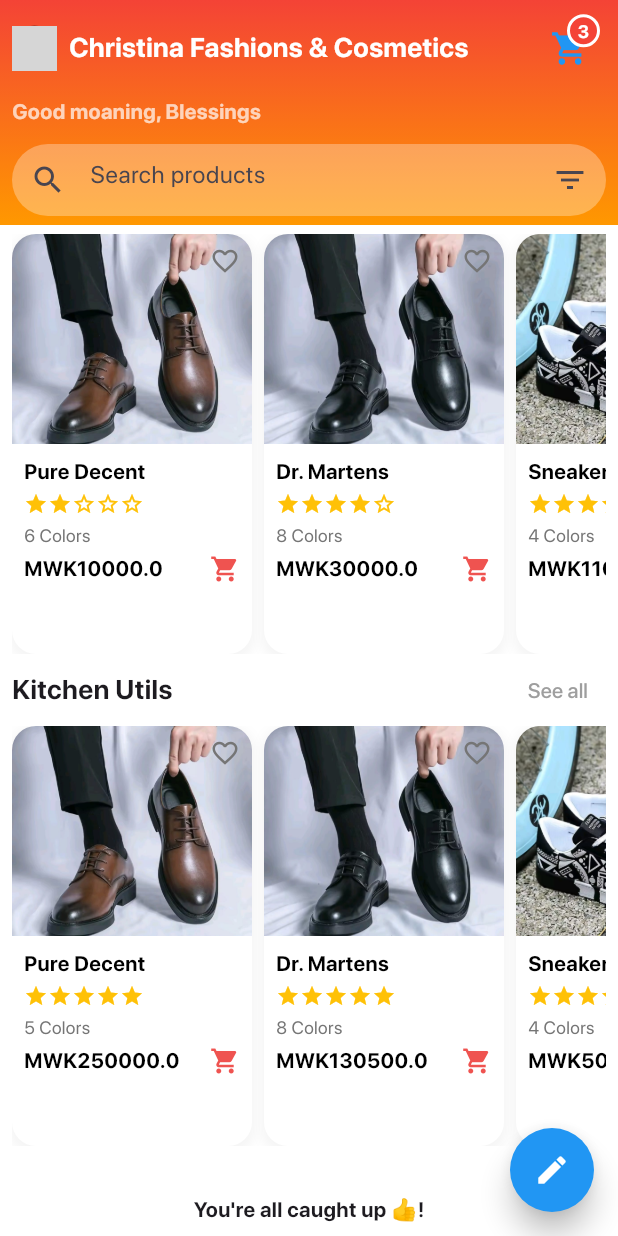
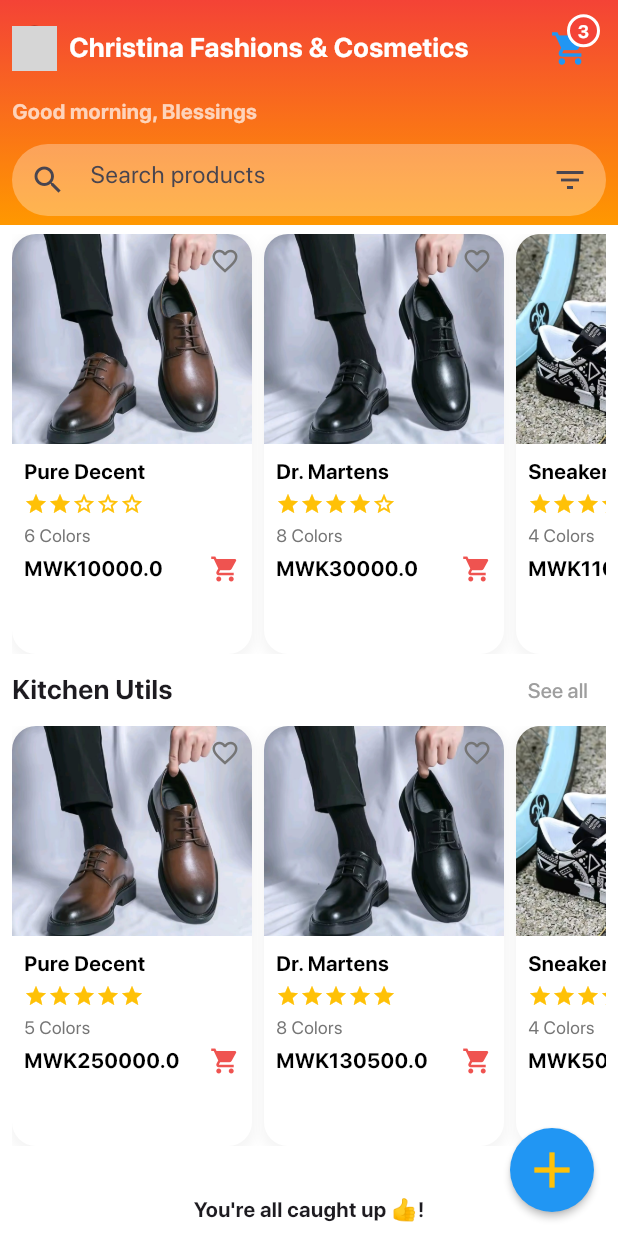
Before and after one commit to ReverTechs/business-app, a Flutter app: the ShopUi screen opened directly, scrolled down 668 dp, on a phone screen of 412 x 824 dp. Run offline on Flutter 3.47's test engine with Material 3 defaults, Android fonts, the phone set to English and light mode, and no system bars; drawn by our look-alikes of flutter_expandable_fab; our stand-ins replace cached_network_image, floating_bottom_navigation_bar, flutter_advanced_drawer, flutter_animate, google_fonts, google_nav_bar and 1 more; missing offline and left inert: rive_animated_icon; accounts and stored records are empty; network calls fail; project files that could hold a hidden picture were left out; grey boxes are pictures that could not be loaded.

Commit message:
shop ui and FAB

```diff
--- a/lib/components/customer_profiles/components/pages/shop_ui.dart
+++ b/lib/components/customer_profiles/components/pages/shop_ui.dart
@@ -1,14 +1,59 @@
 import 'package:business_app/components/customer_profiles/customer_dashboard.dart';
 import 'package:business_app/const/assets.dart';
+import 'package:business_app/main.dart';
 import 'package:flutter/material.dart';
 import 'package:flutter/scheduler.dart';
 import 'package:flutter_animate/flutter_animate.dart';
+import 'package:flutter_expandable_fab/flutter_expandable_fab.dart';
 
 // Shop UI Page
 
-class ShopUi extends StatelessWidget {
+//greeting message function
+String getGreeting(String username) {
+  final hour = DateTime.now().hour;
+  if (hour < 12) {
+    return "Good morning, $username";
+  } else if (hour < 17) {
+    return "Good afternoon, $username";
+  } else {
+    return "Good evening, $username";
+  }
+}
+
+class ShopUi extends StatefulWidget {
+  const ShopUi({Key? key}) : super(key: key);
+
+  @override
+  State<ShopUi> createState() => _ShopUiState();
+}
+
+class _ShopUiState extends State<ShopUi> {
   final String username = "Blessings";
-  const ShopUi({Key? key}) : super(key: key);
+
+  //greeting components
+  late String greeting;
+  late final Ticker _ticker;
+
+  @override
+  void initState() {
+    super.initState();
+    greeting = getGreeting(username);
+    _ticker = Ticker((_) {
+      final newGreeting = getGreeting(username);
+      if (newGreeting != greeting) {
+        setState(() {
+          greeting = newGreeting;
+        });
+      }
+    })..start();
+  }
+
+  @override
+  void dispose() {
+    _ticker.dispose();
+    super.dispose();
+  }
+  //greeting components end
 
   @override
   Widget build(BuildContext context) {
@@ -150,7 +195,7 @@
                     ),
                     const SizedBox(height: 8),
                     Text(
-                      "Good moaning, $username",
+                      greeting,
                       style: const TextStyle(
                         fontSize: 14,
                         fontWeight: FontWeight.bold,
@@ -441,7 +486,8 @@
           ),
         ],
       ),
-      floatingActionButton: const TwitterFab(),
+      floatingActionButtonLocation: ExpandableFab.location,
+      floatingActionButton: const CustomExpandableFab(),
     );
   }
 }
@@ -505,150 +551,120 @@
 }
 
 // floating action button
-class TwitterFab extends StatelessWidget {
-  const TwitterFab({super.key});
 
-  void _openComposeSheet(BuildContext context) {
-    showGeneralDialog(
-      context: context,
-      barrierDismissible: true,
-      barrierLabel: "Compose",
-      pageBuilder: (_, __, ___) => const SizedBox.shrink(),
-      transitionBuilder: (_, animation, __, child) {
-        return Transform.scale(
-          scale: animation.value,
-          child: Opacity(
-            opacity: animation.value,
-            child: const ComposeTweetOverlay(),
-          ),
-        );
-      },
-      transitionDuration: const Duration(milliseconds: 300),
-    );
+class CustomExpandableFab extends StatelessWidget {
+  const CustomExpandableFab({super.key});
+
+  void _handleAction(String action) {
+    debugPrint('Action selected: $action');
   }
 
   @override
   Widget build(BuildContext context) {
-    return FloatingActionButton(
-      onPressed: () => _openComposeSheet(context),
-      backgroundColor: Colors.blue,
-      shape: const CircleBorder(),
-      elevation: 8,
-      child: const Icon(Icons.edit, color: Colors.white),
+    final GlobalKey<ExpandableFabState> fabKey =
+        GlobalKey<ExpandableFabState>();
+
+    return ExpandableFab(
+      key: fabKey,
+      type: ExpandableFabType.up,
+      distance: 70,
+      childrenAnimation: ExpandableFabAnimation.none,
+      // fanAngle: 40,
+      openButtonBuilder: RotateFloatingActionButtonBuilder(
+        child: const Icon(Icons.add, size: 40),
+        fabSize: ExpandableFabSize.regular,
+        foregroundColor: Colors.amber,
+        backgroundColor: Colors.blue,
+        shape: const CircleBorder(),
+        angle: 3.14 * 2,
+        elevation: 2,
+      ),
+      closeButtonBuilder: FloatingActionButtonBuilder(
+        size: 24,
+        builder: (
+          BuildContext context,
+          void Function()? onPressed,
+          Animation<double> progress,
+        ) {
+          return IconButton(
+            onPressed: onPressed,
+            icon: const Icon(Icons.check_circle_outline, size: 40),
+          );
+        },
+      ),
+      overlayStyle: ExpandableFabOverlayStyle(
+        color:
+            Theme.of(context).brightness == Brightness.dark
+                ? Colors.black.withOpacity(0.9)
+                : Colors.white.withOpacity(0.9),
+      ),
+
+      children: [
+        _buildActionRow(
+          label: 'Home',
+          icon: Icons.home,
+          onPressed:
+              () => Navigator.push(
+                context,
+                MaterialPageRoute(builder: (context) => MyHomePage()),
+              ),
+        ),
+        _buildActionRow(
+          label: 'Email',
+          icon: Icons.email,
+          onPressed: () => _handleAction('Email'),
+        ),
+        _buildActionRow(
+          label: 'Favorite',
+          icon: Icons.star,
+          onPressed: () => _handleAction('Mark as Favorite'),
+        ),
+        /*FloatingActionButton.small(
+          heroTag: null,
+          tooltip: 'Add',
+          onPressed: () => _handleAction('Add'),
+          child: const Icon(Icons.add),
+        ),*/
+      ],
     );
   }
-}
 
-//for adding a compose tweet overlay
+  Widget _buildActionRow({
+    required String label,
+    required IconData icon,
+    required VoidCallback onPressed,
+  }) {
+    return Row(
+      mainAxisSize: MainAxisSize.min,
+      children: [
+        Container(
+          padding: const EdgeInsets.symmetric(horizontal: 12, vertical: 6),
+          margin: const EdgeInsets.only(right: 10),
+          decoration: BoxDecoration(
+            //color: Colors.deepPurple.withOpacity(0.1),
+            borderRadius: BorderRadius.circular(32),
+          ),
+          child: Text(label, style: const TextStyle(fontSize: 16)),
+        ),
+        FloatingActionButton.small(
+          heroTag: null,
+          tooltip: label,
+          onPressed: onPressed,
+          backgroundColor: Colors.white,
+          foregroundColor: Colors.blue, //Colors.deepPurple,
+          shape: RoundedRectangleBorder(
+            borderRadius: BorderRadius.circular(32),
+          ),
+          // elevation: 2,
+          highlightElevation: 4,
+          focusElevation: 4,
+          hoverElevation: 4,
 
-class ComposeTweetOverlay extends StatelessWidget {
-  const ComposeTweetOverlay({super.key});
-
-  @override
-  Widget build(BuildContext context) {
-    return Material(
-      color: Colors.black.withOpacity(0.6),
-      child: Center(
-        child: Container(
-              margin: const EdgeInsets.all(20),
-              padding: const EdgeInsets.symmetric(vertical: 24, horizontal: 20),
-              width: double.infinity,
-              constraints: const BoxConstraints(maxWidth: 500),
-              decoration: BoxDecoration(
-                color: Colors.white,
-                borderRadius: BorderRadius.circular(24),
-                boxShadow: [
-                  BoxShadow(
-                    color: Colors.black.withOpacity(0.1),
-                    blurRadius: 20,
-                    offset: const Offset(0, 10),
-                  ),
-                ],
-              ),
-              child: Column(
-                mainAxisSize: MainAxisSize.min,
-                crossAxisAlignment: CrossAxisAlignment.start,
-                children: [
-                  // Close icon on top right
-                  Align(
-                    alignment: Alignment.topRight,
-                    child: GestureDetector(
-                      onTap: () => Navigator.of(context).pop(),
-                      child: Container(
-                        padding: const EdgeInsets.all(8),
-                        decoration: BoxDecoration(
-                          shape: BoxShape.circle,
-                          color: Colors.grey[200],
-                        ),
-                        child: const Icon(Icons.close, size: 20),
-                      ),
-                    ),
-                  ),
-                  const SizedBox(height: 8),
-
-                  // Header
-                  const Text(
-                    "Compose Special Oder",
-                    style: TextStyle(
-                      fontSize: 22,
-                      fontWeight: FontWeight.bold,
-                      color: Colors.black87,
-                    ),
-                  ),
-                  const SizedBox(height: 20),
-
-                  // Text field
-                  TextField(
-                    maxLines: 5,
-                    minLines: 3,
-                    decoration: InputDecoration(
-                      hintText: "What special order would you like to make?",
-                      hintMaxLines: 2,
-                      hintStyle: const TextStyle(color: Colors.grey),
-                      filled: true,
-                      fillColor: Colors.grey[100],
-                      border: OutlineInputBorder(
-                        borderRadius: BorderRadius.circular(16),
-                        borderSide: BorderSide.none,
-                      ),
-                      contentPadding: const EdgeInsets.symmetric(
-                        vertical: 14,
-                        horizontal: 16,
-                      ),
-                    ),
-                  ),
-                  const SizedBox(height: 20),
-
-                  // Tweet button
-                  SizedBox(
-                    width: double.infinity,
-                    child: ElevatedButton.icon(
-                      onPressed: () {
-                        Navigator.of(context).pop(); // Or handle tweet logic
-                      },
-                      icon: const Icon(Icons.send),
-                      label: const Text("Send Special Order"),
-                      style: ElevatedButton.styleFrom(
-                        backgroundColor: Colors.blue,
-                        foregroundColor: Colors.white,
-                        padding: const EdgeInsets.symmetric(vertical: 14),
-                        shape: RoundedRectangleBorder(
-                          borderRadius: BorderRadius.circular(16),
-                        ),
-                        textStyle: const TextStyle(
-                          fontWeight: FontWeight.bold,
-                          fontSize: 16,
-                        ),
-                      ),
-                    ),
-                  ),
-                ],
-              ),
-            )
-            .animate()
-            .scale(duration: 300.ms, curve: Curves.easeOutBack)
-            .fadeIn(duration: 300.ms),
-      ),
+          // splashColor: Colors.deepPurple.withOpacity(0.2),
+          // highlightColor: Colors.deepPurple.withOpacity(0.2),
+          child: Icon(icon),
+        ),
+      ],
     );
   }
 }
--- a/pubspec.yaml
+++ b/pubspec.yaml
@@ -47,6 +47,7 @@
   floating_bottom_navigation_bar: ^1.5.2
   flutter_animate: ^4.5.2
   wolt_modal_sheet: ^0.11.0
+  flutter_expandable_fab: ^2.5.1
 
 dev_dependencies:
   flutter_test:
```
Also changed, not shown: lib/components/customer_profiles/customer_dashboard.dart (+71 -9 lines), pubspec.lock.
